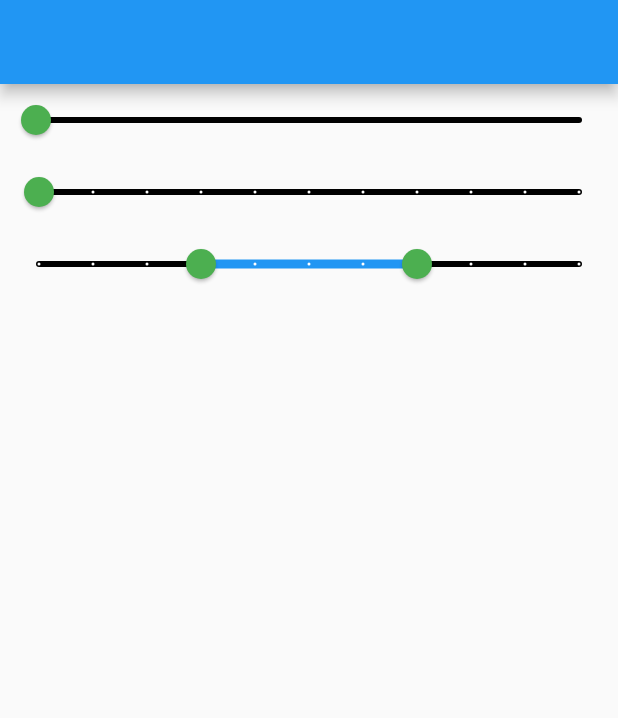
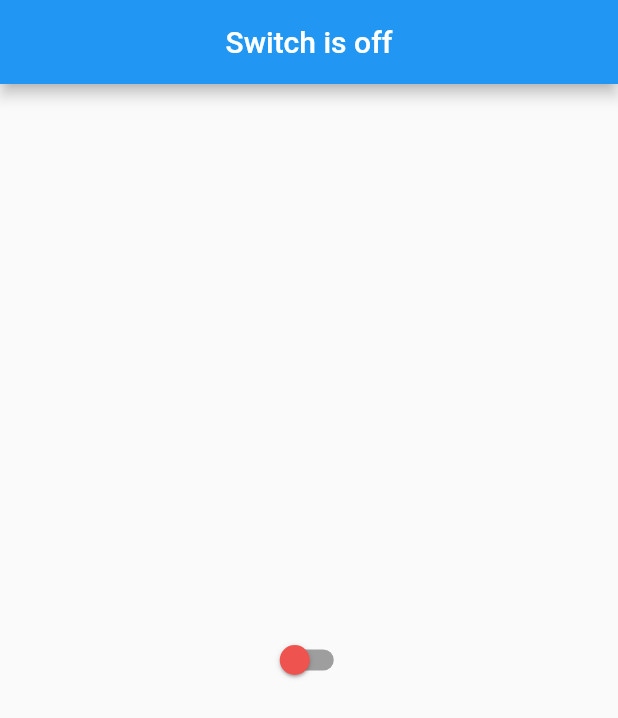
Before and after one commit to MyoMin-Latt/Flutter-Basic-UI, a Flutter app: the screen it shows after launch, on a phone screen of 412 x 824 dp. Shown: the top 718 px of the screen. Run offline on Flutter 3.47's test engine with Material 2 defaults, Android fonts, the phone set to English and light mode, and no system bars.

Commit message:
@12.24 Flutter Basic UI (Switch Widget)

```diff
--- a/lib/main.dart
+++ b/lib/main.dart
@@ -37,88 +37,56 @@
 //        Increase value in the state but cannot increase value in the build
 // @12.23 Flutter Basic UI [Slider Widget]
 //        Continuous sliders, Discrete sliders, Range slider, SliderTheme in MaterilApp
+// @12.24 Flutter Basic UI (Switch Widget) ternary operator
+
+
 
 import 'package:flutter/material.dart';
 
 void main() {
   runApp(MaterialApp(
-    theme: ThemeData(
-      sliderTheme: SliderThemeData(
-        thumbColor: Colors.green,
-        inactiveTrackColor: Colors.black,
-        activeTrackColor: Colors.blue,
-        valueIndicatorColor: Colors.blue,
-        valueIndicatorTextStyle: TextStyle(
-          fontWeight: FontWeight.bold, color: Colors.white
-        ),
-        activeTickMarkColor: Colors.white,
-        inactiveTickMarkColor: Colors.white,
-
-      )
-    ),
     debugShowCheckedModeBanner: false,
     home: MyApp(),
   ));
 }
-
-class MyApp extends StatefulWidget {
-  const MyApp({Key? key}) : super(key: key);
+class MyApp extends StatelessWidget {
+  const MyApp({ Key? key }) : super(key: key);
 
   @override
-  _MyAppState createState() => _MyAppState();
+  Widget build(BuildContext context) {
+    return MaterialApp(
+      home: Home(),
+    );
+  }
+}
+class Home extends StatefulWidget {
+  const Home({ Key? key }) : super(key: key);
+
+  @override
+  _HomeState createState() => _HomeState();
 }
 
-class _MyAppState extends State<MyApp> {
-  double _value1 = 0;
-  double _value2 = 0;
-  RangeValues _value3 = const RangeValues(30, 70);
+class _HomeState extends State<Home> {
+  bool _value = false;
   @override
   Widget build(BuildContext context) {
     return Scaffold(
-        appBar: AppBar(),
-        body: Column(
-          children: [
-            Slider(
-                // Continuous sliders
-                min: 0,
-                max: 100,
-                value: _value1,
-                // divisions: 100,
-                // label: _value1.toInt().toString(), // need division
-                onChanged: (val) {
-                  setState(() {
-                    _value1 = val;
-                  });
-                }),
-            Slider(
-                // Discrete sliders
-                // activeColor: Colors.red,
-                // inactiveColor: Colors.green,
-                // thumbColor: Colors.blue,
-                min: 0,
-                max: 100,
-                divisions: 10,
-                label: _value2.toInt().toString(), // need division
-                value: _value2,
-                onChanged: (val) {
-                  setState(() {
-                    _value2 = val;
-                  });
-                }),
-            RangeSlider(
-                // Range slider
-                min: 0,
-                max: 100,
-                divisions: 10,
-                labels: RangeLabels(_value3.start.toInt().toString(),
-                    _value3.end.round().toString()),
-                values: _value3,
-                onChanged: (val) {
-                  setState(() {
-                    _value3 = val;
-                  });
-                })
-          ],
-        ));
+      appBar: AppBar(
+        centerTitle: true,
+        title: Text(_value? "Swich is on": 'Switch is off'),
+      ),
+      body: Center(
+        child: Switch(
+          activeColor: Colors.green,
+          activeTrackColor: Colors.blue,
+          inactiveTrackColor: Colors.grey,
+          inactiveThumbColor: Colors.red[400],
+          value: _value, onChanged: (val){setState(() {
+          setState(() {
+            _value = val;
+          });
+        });}),
+      ),
+    );
   }
 }
```
